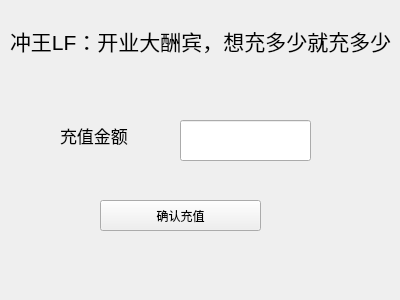
Qt form VirtualStock_dir/chargepage.ui (Vks-Feng/Nullptr) before a commit.
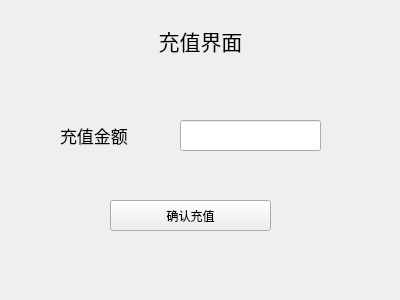
The same form after that commit.

What changed in the file:
```diff
--- a/VirtualStock_dir/chargepage.ui
+++ b/VirtualStock_dir/chargepage.ui
@@ -24,11 +24,18 @@
    </property>
    <property name="font">
     <font>
+     <family>Microsoft YaHei</family>
      <pointsize>16</pointsize>
     </font>
    </property>
    <property name="text">
-    <string>冲王LF：开业大酬宾，想充多少就充多少</string>
+    <string>充值界面</string>
+   </property>
+   <property name="alignment">
+    <set>Qt::AlignCenter</set>
+   </property>
+   <property name="openExternalLinks">
+    <bool>true</bool>
    </property>
   </widget>
   <widget class="QLineEdit" name="ChargeInput">
@@ -36,8 +43,8 @@
     <rect>
      <x>180</x>
      <y>120</y>
-     <width>131</width>
-     <height>41</height>
+     <width>141</width>
+     <height>31</height>
     </rect>
    </property>
   </widget>
@@ -62,12 +69,17 @@
   <widget class="QPushButton" name="ChargeConfirm">
    <property name="geometry">
     <rect>
-     <x>100</x>
+     <x>110</x>
      <y>200</y>
      <width>161</width>
      <height>31</height>
     </rect>
    </property>
+   <property name="font">
+    <font>
+     <family>Microsoft YaHei</family>
+    </font>
+   </property>
    <property name="text">
     <string>确认充值</string>
    </property>
```
Left out of the diff: 1 changed line with no effect on the pictures.
